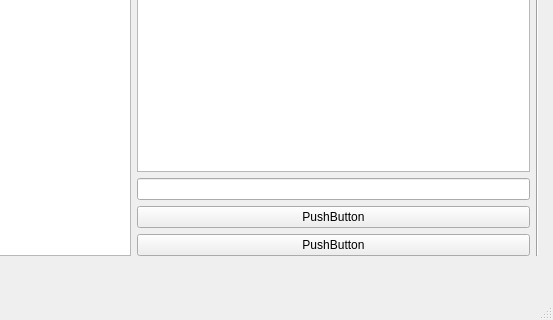
The window that Stage Extra/housewindow.ui (crismoraga/Alarma-Mas-Mas) describes before a commit, drawn with Qt 5; both pictures show x 272 to 825 and y 185 to 505 of the 825 by 505 pixel window.
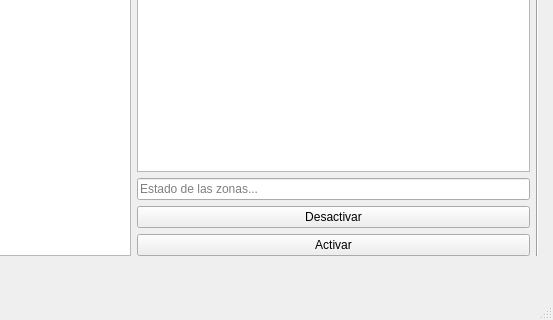
The same window after the commit.

Diff of the .ui file:
```diff
--- a/Stage Extra/housewindow.ui
+++ b/Stage Extra/housewindow.ui
@@ -37,19 +37,23 @@
         </widget>
        </item>
        <item>
-        <widget class="QLineEdit" name="lineEdit"/>
+        <widget class="QLineEdit" name="lineEdit">
+         <property name="placeholderText">
+          <string>Estado de las zonas...</string>
+         </property>
+        </widget>
        </item>
        <item>
         <widget class="QPushButton" name="pushButton_2">
          <property name="text">
-          <string>PushButton</string>
+          <string>Desactivar</string>
          </property>
         </widget>
        </item>
        <item>
         <widget class="QPushButton" name="pushButton">
          <property name="text">
-          <string>PushButton</string>
+          <string>Activar</string>
          </property>
         </widget>
        </item>
```
Left out of the diff: 2 changed lines with no effect on the pictures.
